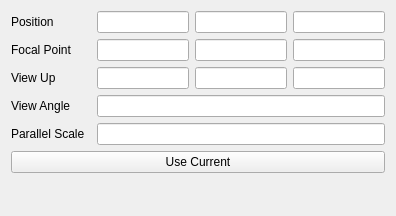
This is Qt/Components/Resources/UI/pqCameraKeyFrameWidget.ui in Kitware/ParaView as Qt 5 draws it before an edit. The edited form follows.
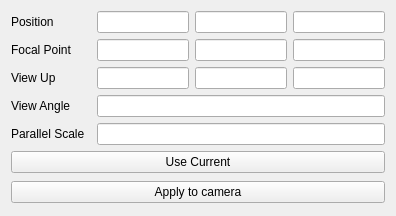
This is the edited form. Custom widgets are drawn as their Qt base class.

Commit message:
Add a ApplySettingsToCurrent in camera keyframe editor
 * with a 'interpolate' camera animation, the current keyframe
 settings can be applied to the camera.

What changed in the file:
```diff
--- a/Qt/Components/Resources/UI/pqCameraKeyFrameWidget.ui
+++ b/Qt/Components/Resources/UI/pqCameraKeyFrameWidget.ui
@@ -258,6 +258,13 @@
           <string>Use Current</string>
          </property>
         </widget>
+        </item>
+        <item row="8" column="0" colspan="5">
+        <widget class="QPushButton" name="updateCurrent">
+         <property name="text">
+          <string>Apply to camera</string>
+         </property>
+        </widget>
        </item>
        <item row="5" column="2" colspan="3">
         <widget class="pqLineEdit" name="viewAngle"/>
```
The commit also changes 7 other files.
